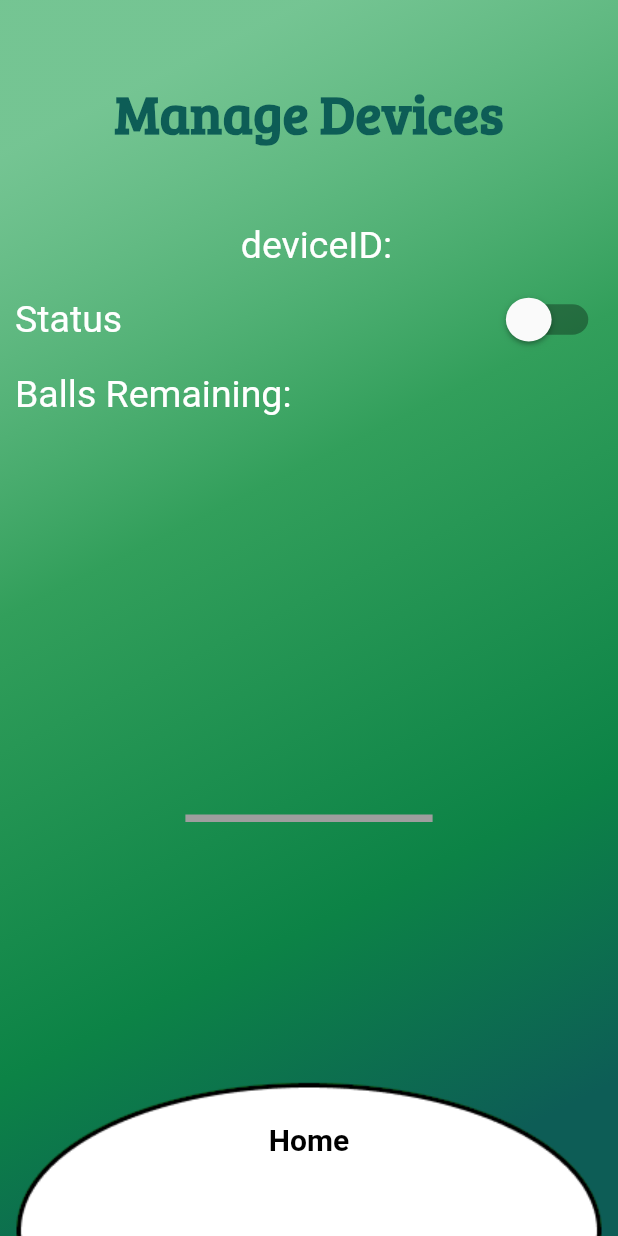
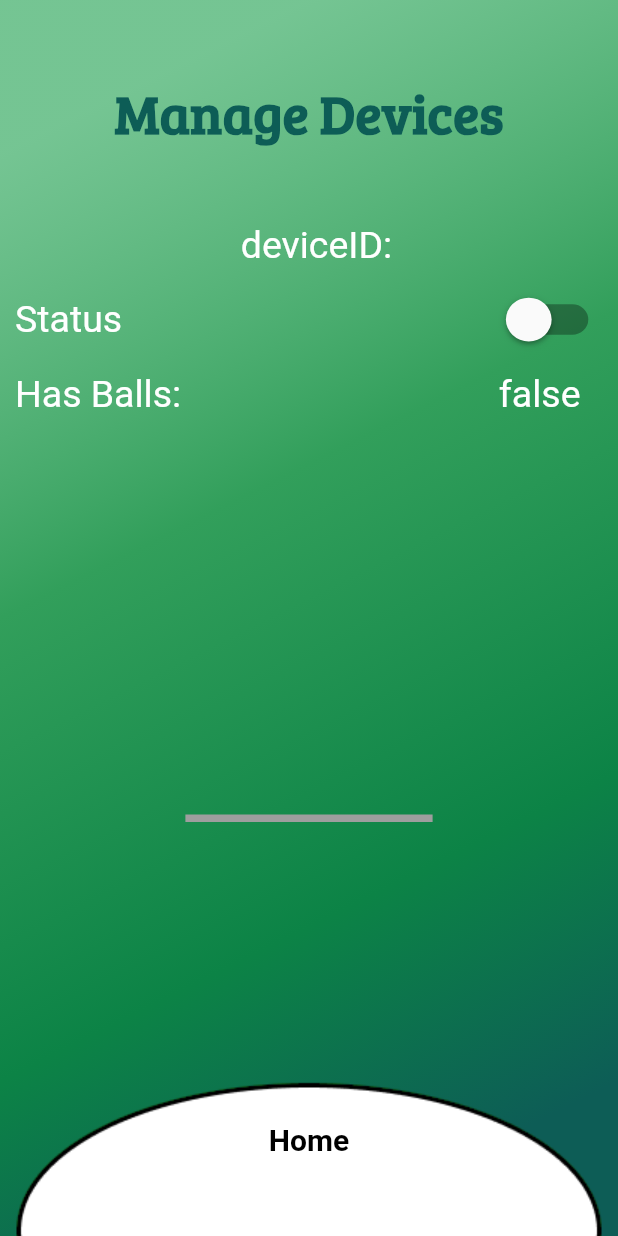
Before and after one commit to AntnioB/SCMU-Project, a Flutter app: the ManagerScreen screen opened directly, on a phone screen of 412 x 824 dp. Run offline on Flutter 3.47's test engine with Material 2 defaults, Android fonts, the phone set to English and light mode, and no system bars; our stand-ins replace cloud_firestore, firebase_auth, firebase_core, firebase_messaging, flutter_blue_plus; accounts and stored records are empty.

Commit message:
Fixed has balls in manager screen

```diff
--- a/range_mate_app/lib/Widgets/device_widget.dart
+++ b/range_mate_app/lib/Widgets/device_widget.dart
@@ -2,7 +2,6 @@ import 'dart:io';
 
 import 'package:flutter/material.dart';
 import 'package:cloud_firestore/cloud_firestore.dart';
-import 'dart:developer' as developer;
 
 class DeviceWidget extends StatefulWidget {
   const DeviceWidget({super.key});
@@ -14,7 +13,7 @@ class DeviceWidget extends StatefulWidget {
 class _DeviceWidget extends State<DeviceWidget> {
   String deviceName = '19B10010-E8F2-537E-4F6C-D104768A1214';
   bool isOn = false;
-  String ballsRemaining = '';
+  bool hasBalls = false;
 
   final MaterialStateProperty<Icon?> thumbIcon =
       MaterialStateProperty.resolveWith<Icon?>(
@@ -34,6 +33,7 @@ class _DeviceWidget extends State<DeviceWidget> {
 
         // You can then retrieve the value from the Map like this:
         var status = data['status'];
+        hasBalls = data['hasBalls'];
         if(status == "OFF"){
           isOn = false;
         }
@@ -121,11 +121,22 @@ class _DeviceWidget extends State<DeviceWidget> {
               ],
             ),
             Row(children: [
-              Text('Balls Remaining:                        $ballsRemaining',
-                  style: const TextStyle(
+              const Text('Has Balls:',
+                  style: TextStyle(
                     fontSize: 25,
                     color: Colors.white,
                   )),
+              Expanded(child:
+              Container(
+                padding:const EdgeInsets.fromLTRB(0, 0, 25, 0),
+                alignment: Alignment.centerRight,
+                child: Text(
+                hasBalls.toString(),
+                style: const TextStyle(
+                    fontSize: 25,
+                    color: Colors.white,
+                  )
+              )))
             ]),
           ],
         ));
--- a/range_mate_app/lib/main.dart
+++ b/range_mate_app/lib/main.dart
@@ -2,7 +2,6 @@ import 'package:firebase_messaging/firebase_messaging.dart';
 import 'package:flutter/material.dart';
 import 'package:range_mate_app/Screens/Login/login_screen.dart';
 import 'package:firebase_core/firebase_core.dart';
-import 'package:range_mate_app/Screens/User/manager_screen.dart';
 
 @pragma('vm:entry-point')
 Future<void> _firebaseMessagingBackgroundHandler(RemoteMessage message) async {
```
